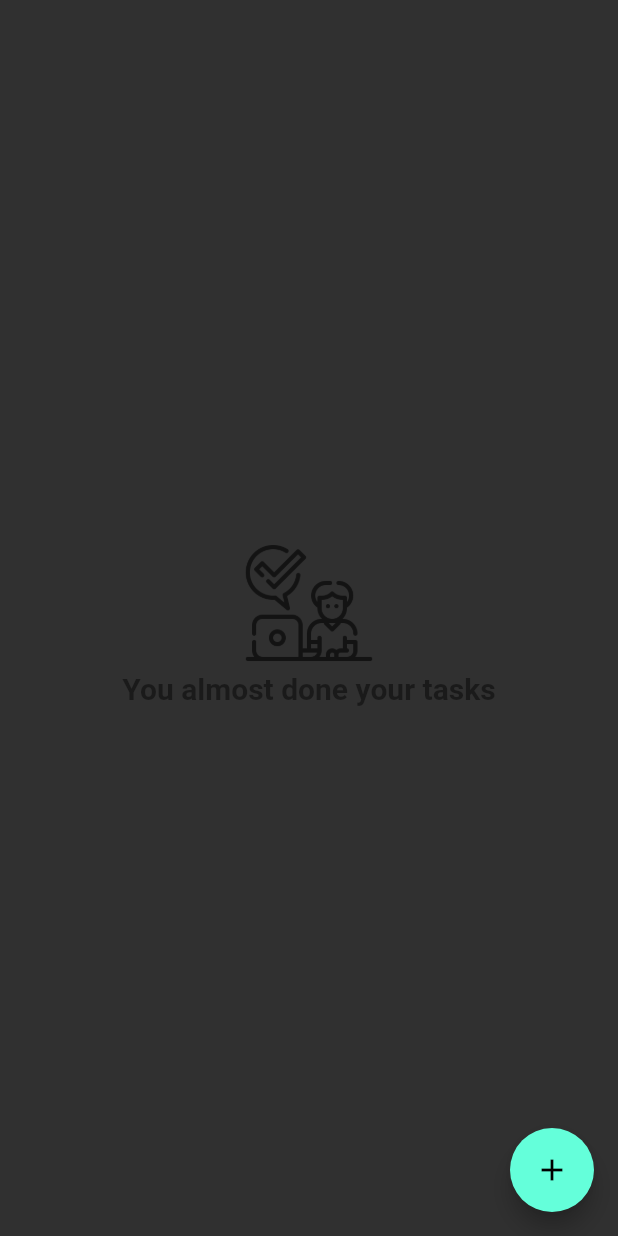
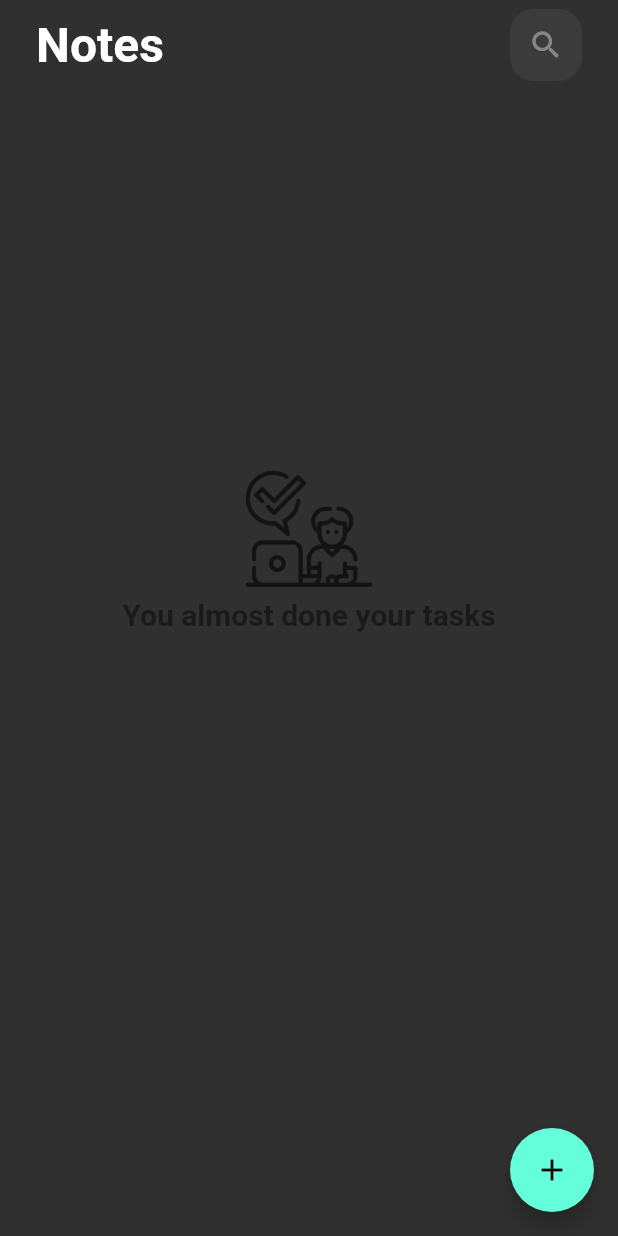
Before and after one commit to ramywael/Notes_App, a Flutter app: the screen it shows after launch, on a phone screen of 412 x 824 dp. Run offline on Flutter 3.47's test engine with Material 2 defaults, Android fonts, the phone set to English and light mode, and no system bars; our stand-ins replace bloc, flutter_bloc, font_awesome_flutter, hive, hive_flutter; accounts and stored records are empty; Roboto replaces fonts that are missing (Poppins).

Commit message:
Finished The NoteEdit

```diff
--- a/lib/main.dart
+++ b/lib/main.dart
@@ -5,7 +5,6 @@ import 'package:notes_app/cubits/noteView/note_view_cubit.dart';
 import 'package:notes_app/models/note_model.dart';
 import 'package:notes_app/views/notes_view.dart';
 import 'package:notes_app/widgets/constants/contant_color.dart';
-import 'package:notes_app/widgets/notes_edit_view_body.dart';
 import 'observer/simple_observer.dart';
 
 void  main() async {
@@ -26,9 +25,9 @@ class NotesApp extends StatelessWidget {
     return  BlocProvider(
       create: (BuildContext context) => NoteViewCubit(),
       child: MaterialApp(
-        routes: {
-          NotesEditViewBody.routeName: (context) => const  NotesEditViewBody(),
-        },
+        // routes: {
+        //   NotesEditViewBody.routeName: (context) => const  NotesEditViewBody(note: null,),
+        // },
         debugShowCheckedModeBanner: false,
        // theme: ThemeData.dark(), ///this is the darktheme in the app
        theme: ThemeData(brightness:Brightness.dark,fontFamily: 'Poppins'), // to control the app theme responsively
--- a/lib/models/note_model.dart
+++ b/lib/models/note_model.dart
@@ -4,13 +4,13 @@ part 'note_model.g.dart';
 @HiveType(typeId: 1)
 class NoteModel extends HiveObject{
   @HiveField(0)
-  final String title;
+   String title;
   @HiveField(1)
-  final String subtitle;
+   String subtitle;
   @HiveField(2)
   final String date;
   @HiveField(3)
-  final int color;
+   int color;
 
   NoteModel(
       {required this.title,
--- a/lib/widgets/add_note_form.dart
+++ b/lib/widgets/add_note_form.dart
@@ -4,7 +4,7 @@ import 'package:intl/intl.dart';
 import 'package:notes_app/cubits/addNote/add_note_cubit.dart';
 
 import '../models/note_model.dart';
-import 'custom_botton.dart';
+import 'custom_bottom.dart';
 import 'custom_text_field.dart';
 
 class AddNoteFormState extends StatefulWidget {
--- a/lib/widgets/custom_app_bar.dart
+++ b/lib/widgets/custom_app_bar.dart
@@ -1,12 +1,13 @@
 import 'package:flutter/material.dart';
-import 'package:notes_app/widgets/custom_search_icon.dart';
+import 'package:notes_app/widgets/custom_icon.dart';
 
 class CustomAppBar extends StatelessWidget {
   const CustomAppBar({
-    super.key, required this.title, required this.icon,
+    super.key, required this.title, required this.icon, this.onPressed,
   });
   final String title;
   final IconData icon;
+  final void Function()? onPressed;
 
   @override
   Widget build(BuildContext context) {
@@ -20,7 +21,7 @@ class CustomAppBar extends StatelessWidget {
           ),
         ),
        const Spacer(),
-        CustomSearchIcon(icon: icon,)
+        CustomIcon(icon: icon,onPressed: onPressed,)
       ],
     );
   }
--- a/lib/widgets/custom_search_icon.dart
+++ b/lib/widgets/custom_icon.dart
@@ -1,11 +1,12 @@
 import 'package:flutter/material.dart';
 
-class CustomSearchIcon extends StatelessWidget {
-  const CustomSearchIcon({
+class CustomIcon extends StatelessWidget {
+  const CustomIcon({
     super.key,
-    required this.icon,
+    required this.icon, this.onPressed,
   });
   final IconData icon;
+  final void Function()? onPressed;
   @override
   Widget build(BuildContext context) {
     return Container(
@@ -14,7 +15,7 @@ class CustomSearchIcon extends StatelessWidget {
         color: Colors.white.withOpacity(.05),
 
       ),
-      child: IconButton(onPressed: () {}, icon: Icon(icon),),
+      child: IconButton(onPressed: onPressed, icon: Icon(icon),),
     );
   }
 }
--- a/lib/widgets/custom_text_field.dart
+++ b/lib/widgets/custom_text_field.dart
@@ -6,11 +6,13 @@ class CustomTextField extends StatelessWidget {
   final int maxLines;
   final EdgeInsetsGeometry padding;
   final void Function(String?)? onSaved;
+  final void Function(String)? onChanged;
   const CustomTextField(
-      {super.key, required this.hint, this.maxLines=1,  this.padding= const EdgeInsets.symmetric(vertical: 20,horizontal: 10), this.onSaved,});
+      {super.key, required this.hint, this.maxLines=1,  this.padding= const EdgeInsets.symmetric(vertical: 20,horizontal: 10), this.onSaved, this.onChanged,});
   @override
   Widget build(BuildContext context) {
     return TextFormField(
+      onChanged: onChanged,
       onSaved: onSaved,
       validator: (value) {
         if (value?.isEmpty ?? true) {
--- a/lib/widgets/custom_note_item.dart
+++ b/lib/widgets/note_item.dart
@@ -4,7 +4,7 @@ import 'package:flutter_bloc/flutter_bloc.dart';
 import 'package:font_awesome_flutter/font_awesome_flutter.dart';
 import 'package:notes_app/cubits/noteView/note_view_cubit.dart';
 import 'package:notes_app/models/note_model.dart';
-import 'package:notes_app/widgets/notes_edit_view_body.dart';
+import '../views/Notrs_edit_view.dart';
 
 class CustomNoteItem extends StatelessWidget {
   const CustomNoteItem({super.key, required this.note});
@@ -14,7 +14,9 @@ class CustomNoteItem extends StatelessWidget {
   Widget build(BuildContext context) {
     return  GestureDetector(
       onTap: () {
-        Navigator.pushNamed(context, NotesEditViewBody.routeName);
+      Navigator.push(context, MaterialPageRoute(builder: (context) {
+        return NotesEditView(note: note,);
+      },),);
       },
       child: Container(
         decoration:  BoxDecoration(
--- a/lib/widgets/notes_list.dart
+++ b/lib/widgets/notes_list.dart
@@ -1,7 +1,7 @@
 import 'package:flutter/material.dart';
 import 'package:flutter_bloc/flutter_bloc.dart';
 import 'package:notes_app/cubits/noteView/note_view_cubit.dart';
-import 'package:notes_app/widgets/custom_note_item.dart';
+import 'package:notes_app/widgets/note_item.dart';
 
 import '../models/note_model.dart';
 
--- a/lib/widgets/notes_view_body.dart
+++ b/lib/widgets/notes_view_body.dart
@@ -88,15 +88,24 @@ class _NotesViewBodyState extends State<NotesViewBody> {
           );
         } else {
           return Column(
-            mainAxisAlignment: MainAxisAlignment.center,
             children: [
-              Center(
-                  child: Image.asset(
+           const   SizedBox(
+                height: 6,
+              ),
+            const  SafeArea(
+                child: CustomAppBar(
+                  title: 'Notes',
+                  icon: Icons.search,
+                ),
+              ),
+              const SizedBox(
+                height: 250,
+              ),
+              Image.asset(
                 'lib/assets/images/doings.png',
                 height: 90,
                 width: 90,
                 color: Colors.black.withOpacity(0.6),
-              ),
               ),
               const SizedBox(
                 height: 4,
```
Also changed, not shown: lib/views/Notrs_edit_view.dart (+5 -2 lines), lib/widgets/notes_edit_view_body.dart (+37 -12 lines), lib/widgets/custom_bottom.dart (renamed from lib/widgets/custom_botton.dart).
